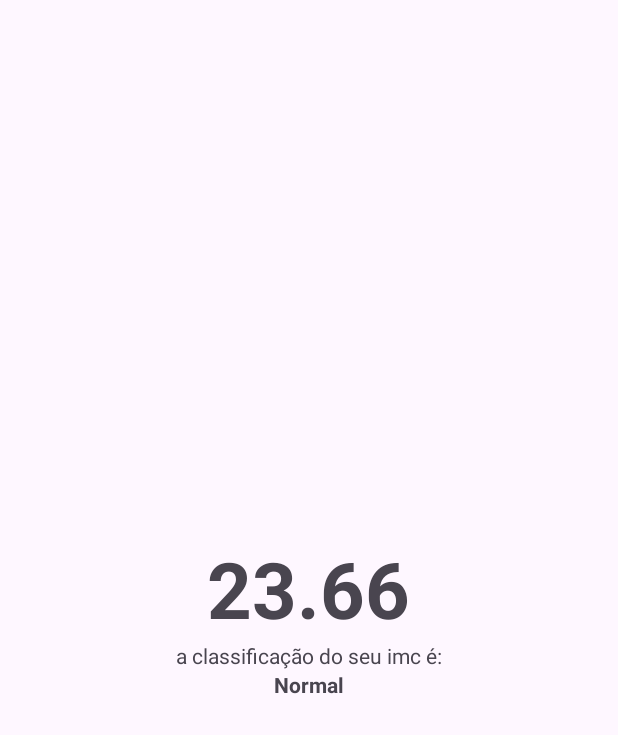
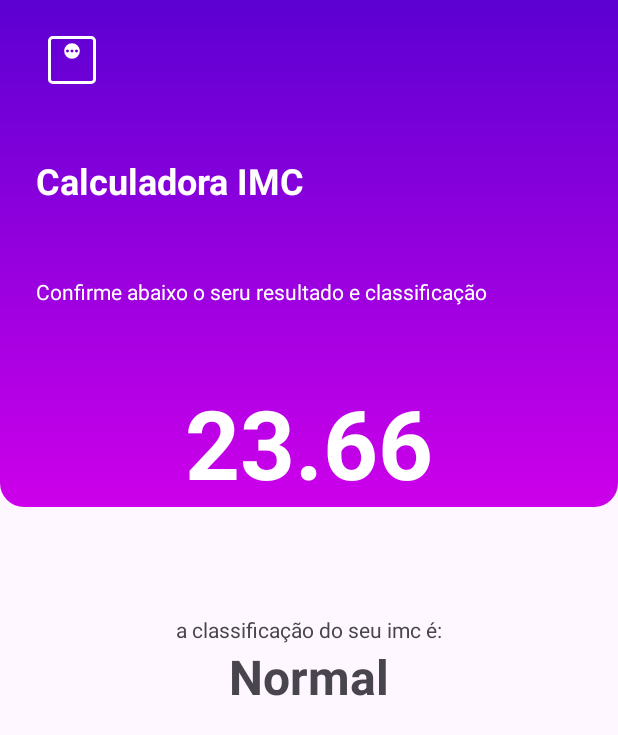
Before and after one commit to Miriantv/IMC_calculator, an Android app: the layout activity_result.xml on its own in the app's theme, with its tools: preview values and no code run, on a phone screen of 412 x 824 dp. Shown: the top 735 px of the screen. Run offline under Robolectric (Android 15) with nearby library versions, the phone set to English and light mode, and no system bars.

Commit message:
resposta do activity_result com gravel

```diff
--- a/app/src/main/res/layout/activity_result.xml
+++ b/app/src/main/res/layout/activity_result.xml
@@ -6,32 +6,72 @@
     android:layout_width="match_parent"
     android:layout_height="match_parent"
     android:orientation="vertical"
-    android:gravity="center"
     tools:context=".ResultActivity">
 
+    <LinearLayout
+        android:id="@+id/vg_header"
+        android:layout_width="match_parent"
+        android:layout_height="wrap_content"
+        android:orientation="vertical"
+        android:layout_marginBottom="24dp"
+        android:background="@drawable/gradient_bg">
 
-
+    <ImageView
+        android:src="@drawable/ic_weight"
+        android:layout_width="48dp"
+        android:layout_height="48dp"
+        android:layout_marginTop="16dp"
+        android:layout_marginStart="24dp"
+        android:layout_marginBottom="16dp"
+        app:tint="@color/white" />
 
     <TextView
-        android:id="@+id/tv_result"
-        android:textSize="52dp"
-        android:textStyle="bold"
-        android:maxLength="5"
+        android:layout_margin="24dp"
         android:layout_width="wrap_content"
         android:layout_height="wrap_content"
-        tools:text="23.66" />
+        android:textStyle="bold"
+        android:textColor="@color/white"
+        android:layout_marginStart="24dp"
+        android:textSize="24dp"
+        android:text="Calculadora IMC" />
 
     <TextView
+        android:layout_margin="24dp"
+        android:layout_width="wrap_content"
+        android:layout_height="wrap_content"
+        android:layout_marginStart="24dp"
+        android:layout_marginEnd="24dp"
+        android:textColor="@color/white"
+        android:text="Confirme abaixo o seru resultado e classificação" />
+
+        <TextView
+            android:gravity="center"
+            android:id="@+id/tv_result"
+            android:textSize="64sp"
+            android:textStyle="bold"
+            android:textColor="@color/white"
+            android:maxLength="5"
+            android:layout_width="match_parent"
+            android:layout_height="wrap_content"
+            android:layout_marginTop="24dp"
+            tools:text="23.66" />
+
+    </LinearLayout>
+
+    <TextView
+        android:layout_gravity="center_horizontal"
         android:id="@+id/tv_classificaçao_label"
+        android:layout_marginTop="48dp"
         android:layout_width="wrap_content"
         android:layout_height="wrap_content"
         android:text="a classificação do seu imc é:"/>
 
     <TextView
+        android:layout_gravity="center_horizontal"
         android:id="@+id/tv_classificaçao"
         android:layout_width="wrap_content"
         android:layout_height="wrap_content"
         android:textStyle="bold"
+        android:textSize="32sp"
         tools:text="Normal" />
-
 </LinearLayout>
```
